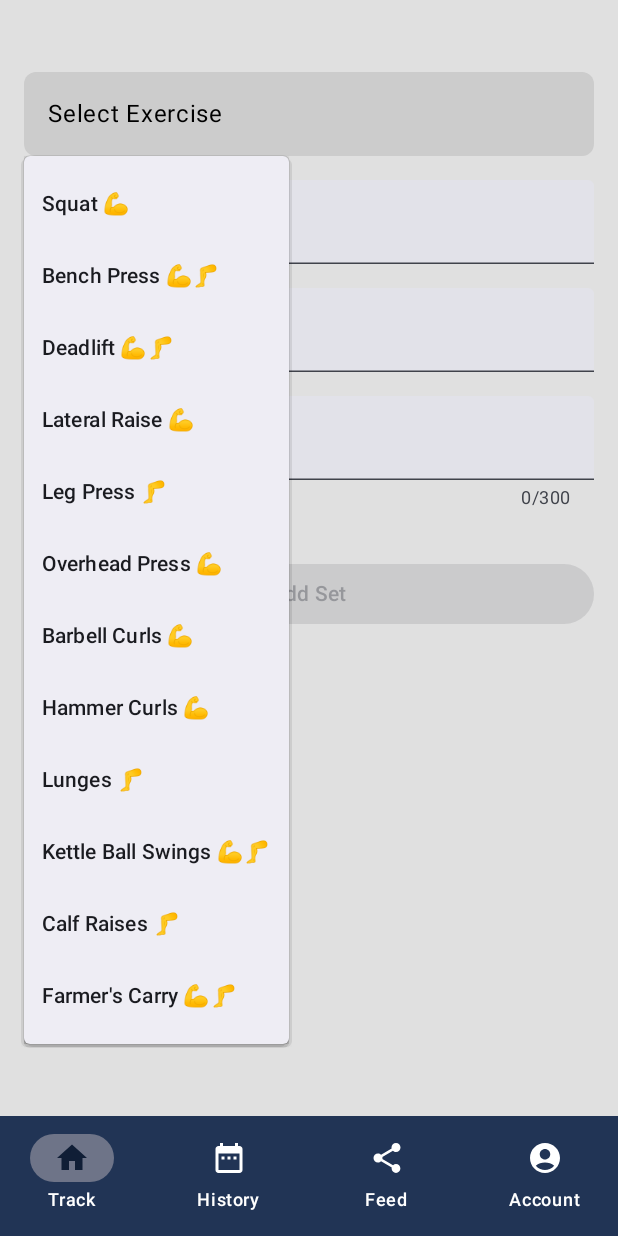
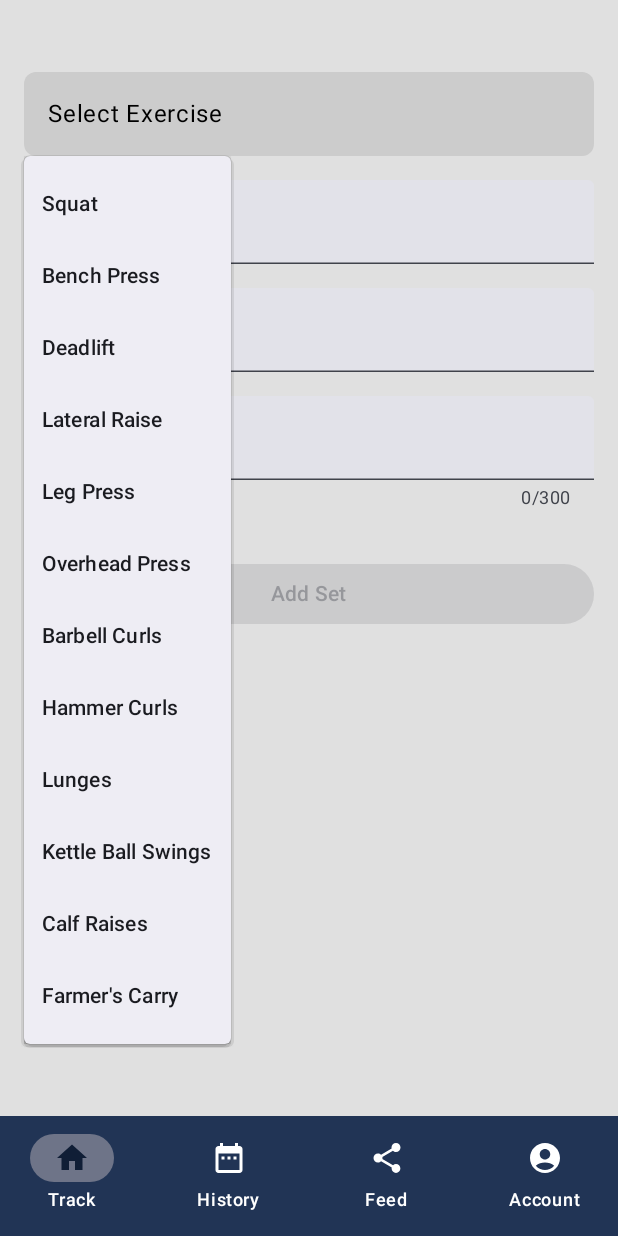
Before and after one commit to icomp4/PeakPhysique, an Android app built with Jetpack Compose: the ProgressScreen screen opened through its navigation route, after a tap on "Select Exercise", on a phone screen of 412 x 824 dp. Run offline under Robolectric (Android 15) with nearby library versions, the phone set to English and light mode, and no system bars; our stand-ins replace Room's generated code.

```diff
--- a/app/src/main/java/com/peakphysique/app/database/repository/SettingsRepository.kt
+++ b/app/src/main/java/com/peakphysique/app/database/repository/SettingsRepository.kt
@@ -1,10 +1,35 @@
 package com.peakphysique.app.database.repository
 
 import android.content.Context
+import android.content.SharedPreferences
 import com.peakphysique.app.model.Goals
+import kotlinx.coroutines.flow.MutableStateFlow
+import kotlinx.coroutines.flow.StateFlow
+import kotlinx.coroutines.flow.asStateFlow
 
 class SettingsRepository(private val context: Context) {
     private val sharedPreferences = context.getSharedPreferences("settings", Context.MODE_PRIVATE)
+
+    private val _goals = MutableStateFlow(getGoals())
+    val goalsFlow: StateFlow<Goals> = _goals.asStateFlow()
+
+    private val prefListener = SharedPreferences.OnSharedPreferenceChangeListener { _, key ->
+        if (key != null) {
+            when {
+                key.startsWith("weight_goal") ||
+                        key.startsWith("bench_goal") ||
+                        key.startsWith("squat_goal") ||
+                        key.startsWith("deadlift_goal") -> {
+                    _goals.value = getGoals()
+                }
+            }
+        }
+    }
+
+    init {
+        // Register the listener
+        sharedPreferences.registerOnSharedPreferenceChangeListener(prefListener)
+    }
 
     fun isDarkMode(): Boolean {
         return sharedPreferences.getBoolean("is_dark_mode", false)
@@ -39,5 +64,6 @@ class SettingsRepository(private val context: Context) {
             putFloat("deadlift_goal", goals.deadliftGoal)
             apply()
         }
+        _goals.value = goals
     }
 }
--- a/app/src/main/java/com/peakphysique/app/view/TrackingScreen.kt
+++ b/app/src/main/java/com/peakphysique/app/view/TrackingScreen.kt
@@ -36,9 +36,9 @@ fun TrackingScreen(
     val arm = "\uD83D\uDCAA"
     val leg = "\uD83E\uDDB5"
 
-    val exerciseOptions = listOf("Squat $arm", "Bench Press $arm$leg", "Deadlift $arm$leg", "Lateral Raise $arm",
-                                 "Leg Press $leg", "Overhead Press $arm", "Barbell Curls $arm", "Hammer Curls $arm",
-                                 "Lunges $leg", "Kettle Ball Swings $arm$leg", "Calf Raises $leg", "Farmer's Carry $arm$leg")
+    val exerciseOptions = listOf("Squat", "Bench Press", "Deadlift", "Lateral Raise",
+                                 "Leg Press", "Overhead Press", "Barbell Curls", "Hammer Curls",
+                                 "Lunges", "Kettle Ball Swings", "Calf Raises", "Farmer's Carry")
     var expanded by remember { mutableStateOf(false) }
     var reps by remember { mutableStateOf("") }
     var weight by remember { mutableStateOf("") }
--- a/app/src/main/java/com/peakphysique/app/viewmodel/ProgressViewModel.kt
+++ b/app/src/main/java/com/peakphysique/app/viewmodel/ProgressViewModel.kt
@@ -55,9 +55,10 @@ class ProgressViewModel(application: Application) : AndroidViewModel(application
 
     private fun observeGoals() {
         viewModelScope.launch {
-            val goals = settingsRepository.getGoals()
-            _goalWeight.value = goals.weightGoal
-            _strengthGoals.value = goals
+            settingsRepository.goalsFlow.collect { goals ->
+                _goalWeight.value = goals.weightGoal
+                _strengthGoals.value = goals
+            }
         }
     }
 
```
